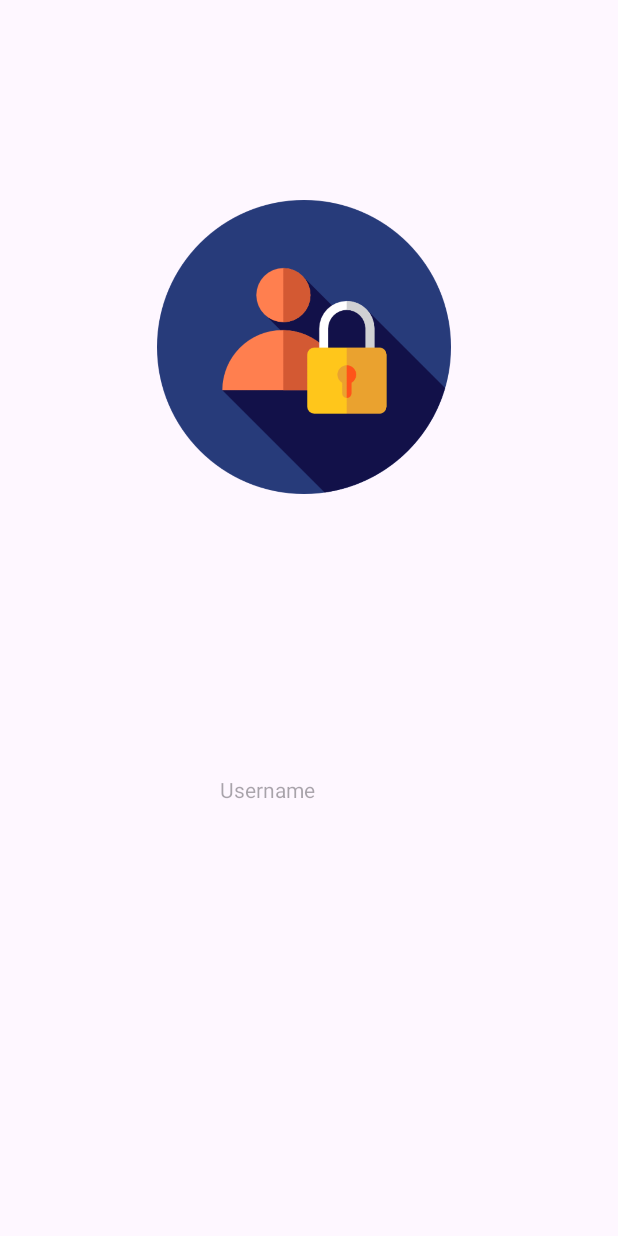
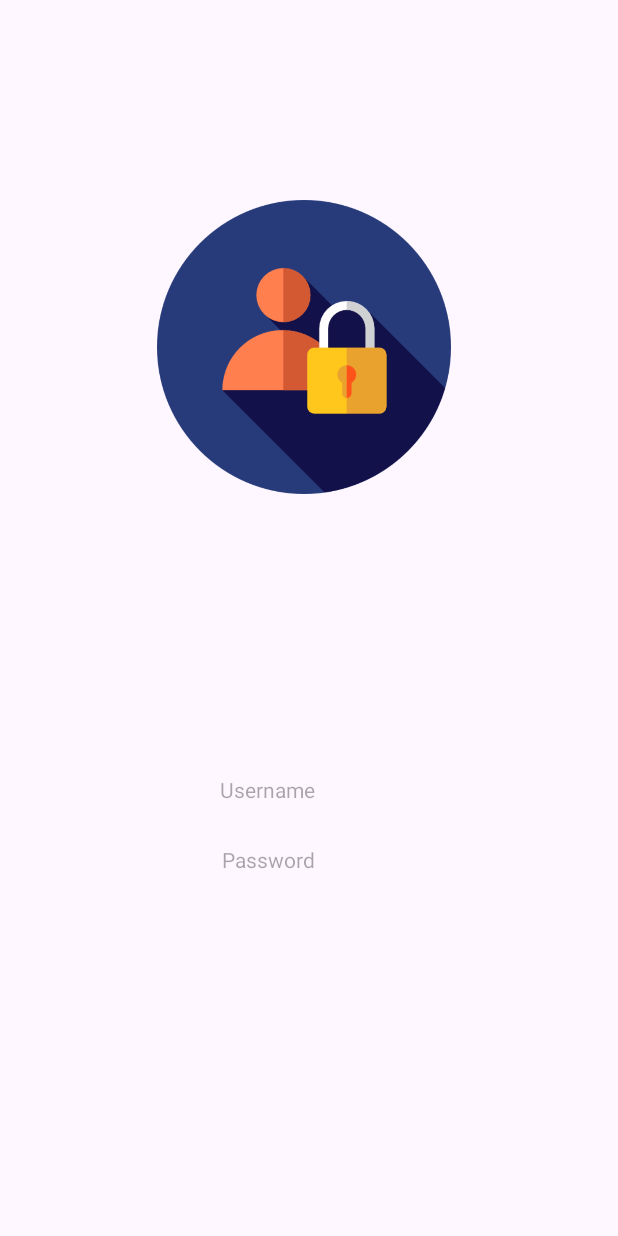
Before and after one commit to dairahmannn/TA-PM-SI21CDX-OASIS, an Android app: the screen it shows after launch (MainActivity), on a phone screen of 412 x 824 dp. Run offline under Robolectric (Android 15) with nearby library versions, the phone set to English and light mode, and no system bars.

Commit message:
master: Menambahkan text view (Password)

```diff
--- a/PROGRAM/app/src/main/res/layout/activity_main.xml
+++ b/PROGRAM/app/src/main/res/layout/activity_main.xml
@@ -31,5 +31,21 @@
         android:layout_marginRight="105dp"
         android:layout_marginBottom="288dp"
         android:ems="10"
+        android:inputType="textPersonName"
         android:hint="Username" />
+
+    <TextView
+        android:id="@+id/edpass"
+        android:layout_width="wrap_content"
+        android:layout_height="wrap_content"
+        android:layout_alignParentEnd="true"
+        android:layout_alignParentBottom="true"
+        android:layout_marginEnd="104dp"
+        android:layout_marginRight="106dp"
+        android:layout_marginBottom="241dp"
+        android:ems="10"
+        android:hint="Password"
+        android:inputType="textPersonName"/>
+
+
 </RelativeLayout>
```
